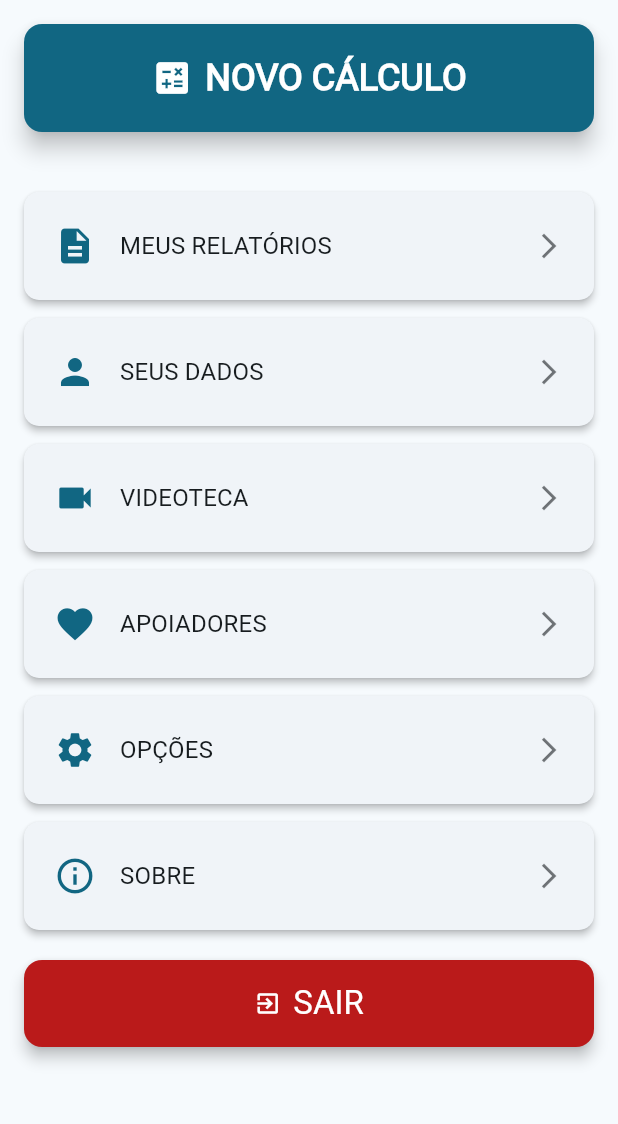
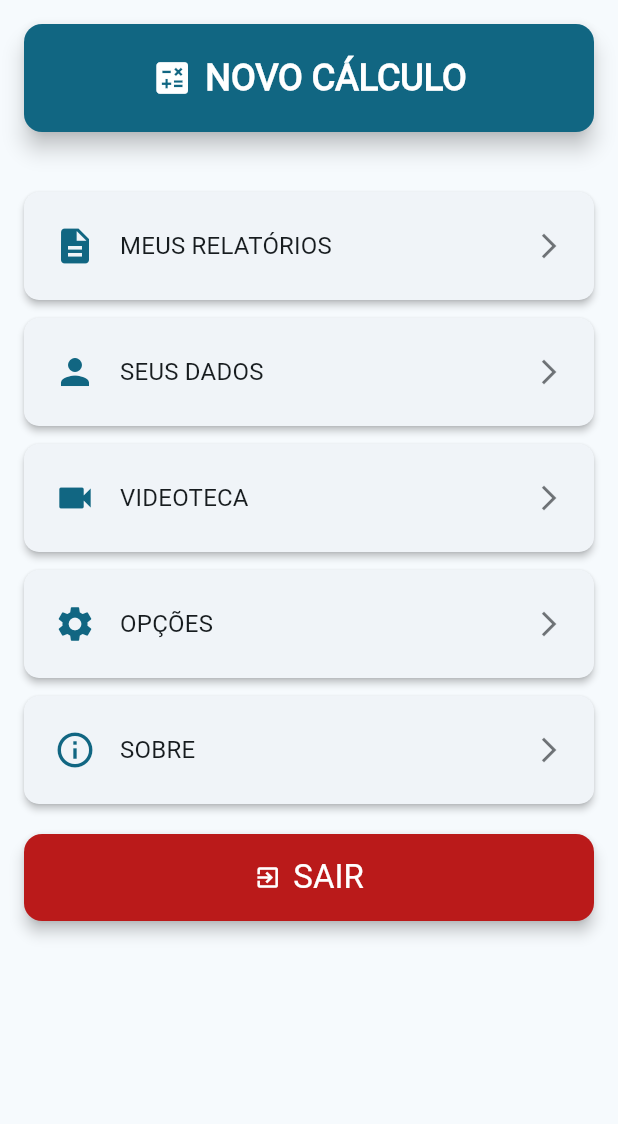
Before and after one commit to Leomanzoli/fall_calc, a Flutter app: the PaginaMenu screen opened directly, on a phone screen of 412 x 824 dp, the part 84-1208 px from its top. Run offline on Flutter 3.47's test engine with Material 3 defaults, Android fonts, the phone set to English and light mode, and no system bars; our stand-ins replace font_awesome_flutter, image_picker, pdf, printing, share_plus, shared_preferences and 1 more; accounts and stored records are empty; network calls fail.

Commit message:
Desativar menu Apoiadores (comentado)

```diff
--- a/lib/screens/pagina_menu.dart
+++ b/lib/screens/pagina_menu.dart
@@ -7,7 +7,7 @@ import 'package:fall_calc_final/screens/pagina_relatorios.dart';
 import 'package:fall_calc_final/screens/pagina_opcoes.dart';
 import 'package:fall_calc_final/screens/pagina_sobre.dart';
 import 'package:fall_calc_final/screens/pagina_videoteca.dart';
-import 'package:fall_calc_final/screens/pagina_apoiadores.dart'; // <<< ADICIONADO
+// import 'package:fall_calc_final/screens/pagina_apoiadores.dart'; // Apoiadores desativado
 
 class PaginaMenu extends StatelessWidget {
   const PaginaMenu({super.key});
@@ -124,16 +124,15 @@ class PaginaMenu extends StatelessWidget {
               ),
               const SizedBox(height: 12),
 
-              // --- BOTÃO ADICIONADO ---
-              _buildMenuItem(
-                context,
-                icon: Icons.favorite,
-                text: 'APOIADORES',
-                page: const PaginaApoiadores(),
-              ),
-              const SizedBox(height: 12),
+              // --- APOIADORES (desativado temporariamente) ---
+              // _buildMenuItem(
+              //   context,
+              //   icon: Icons.favorite,
+              //   text: 'APOIADORES',
+              //   page: const PaginaApoiadores(),
+              // ),
+              // const SizedBox(height: 12),
 
-              // --- FIM DA ADIÇÃO ---
               _buildMenuItem(
                 context,
                 icon: Icons.settings,
```
Also changed, not shown: lib/widgets/bottom_navigation_widget.dart (+17 -16 lines).
